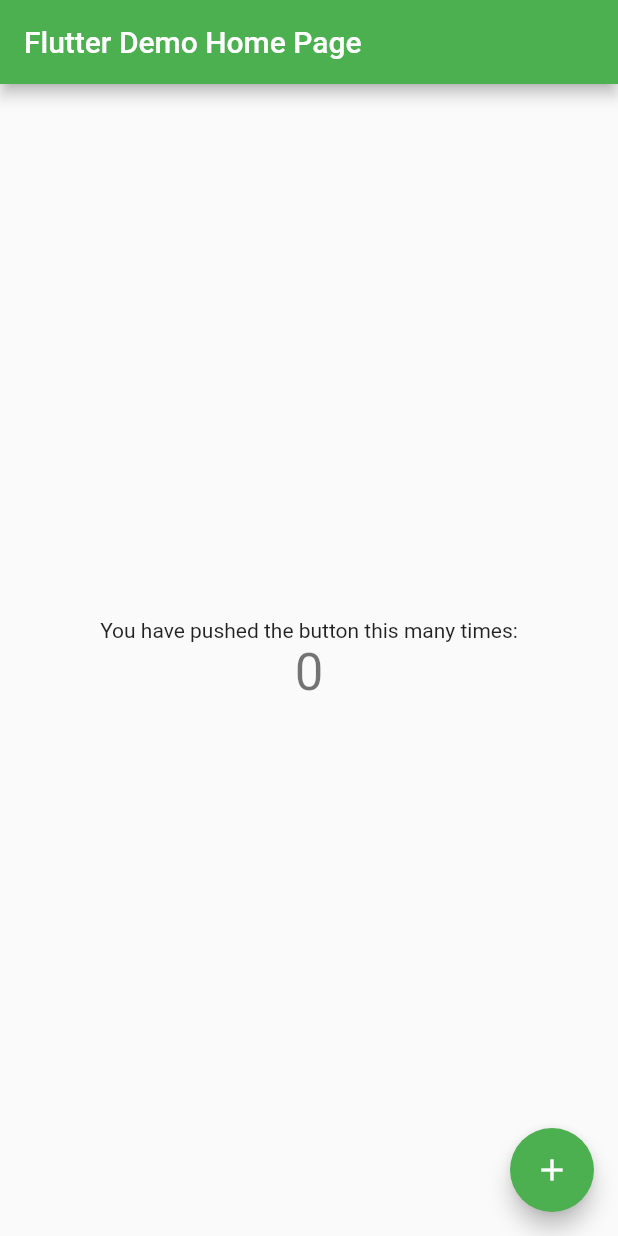
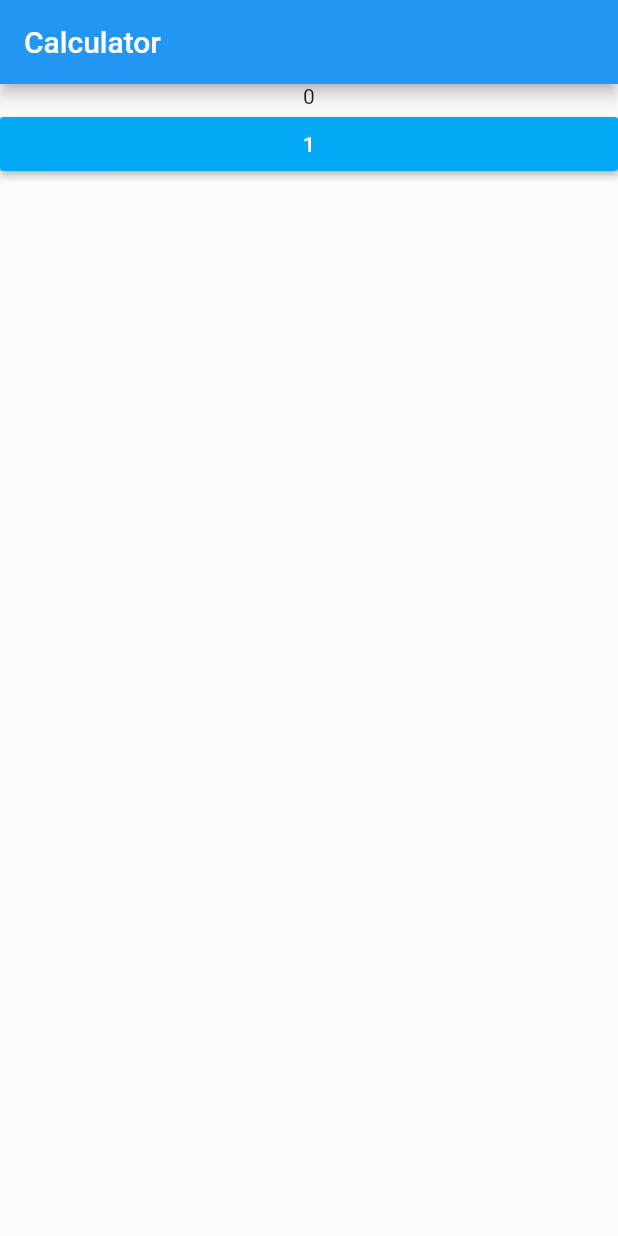
Before and after one commit to MasterNeuromancer/flutterCalculator, a Flutter app: the screen it shows after launch, on a phone screen of 412 x 824 dp. Run offline on Flutter 3.47's test engine with Material 2 defaults, Android fonts, the phone set to English and light mode, and no system bars.

Commit message:
updated body, added column, text and row widgets

```diff
--- a/lib/main.dart
+++ b/lib/main.dart
@@ -8,9 +8,9 @@ class MyApp extends StatelessWidget {
     return MaterialApp(
       title: 'Flutter Demo',
       theme: ThemeData(
-        primarySwatch: Colors.green,
+        primarySwatch: Colors.blue,
       ),
-      home: MyHomePage(title: 'Flutter Demo Home Page'),
+      home: MyHomePage(title: 'Calculator'),
     );
   }
 }
@@ -25,39 +25,29 @@ class MyHomePage extends StatefulWidget {
 }
 
 class _MyHomePageState extends State<MyHomePage> {
-  int _counter = 0;
-
-  void _incrementCounter() {
-    setState(() {
-      _counter++;
-    });
-  }
-
   @override
   Widget build(BuildContext context) {
     return Scaffold(
-      appBar: AppBar(
-        title: Text(widget.title),
-      ),
-      body: Center(
-        child: Column(
-          mainAxisAlignment: MainAxisAlignment.center,
+        appBar: AppBar(
+          title: Text(widget.title),
+        ),
+        body: new Container(
+            child: new Column(
           children: <Widget>[
-            Text(
-              'You have pushed the button this many times:',
-            ),
-            Text(
-              '$_counter',
-              style: Theme.of(context).textTheme.display1,
-            ),
+            new Text('0'),
+            new Row(
+              children: <Widget>[
+                new Expanded(
+                  child: new MaterialButton(
+                    child: new Text('1'),
+                    onPressed: () => {},
+                    color: Colors.lightBlue,
+                    textColor: Colors.white,
+                  ),
+                ),
+              ],
+            )
           ],
-        ),
-      ),
-      floatingActionButton: FloatingActionButton(
-        onPressed: _incrementCounter,
-        tooltip: 'Increment',
-        child: Icon(Icons.add),
-      ),
-    );
+        )));
   }
 }
```
